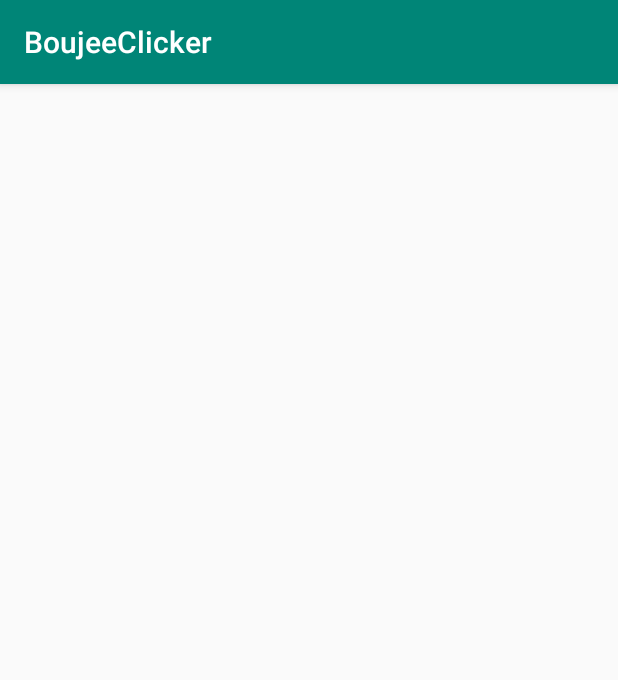
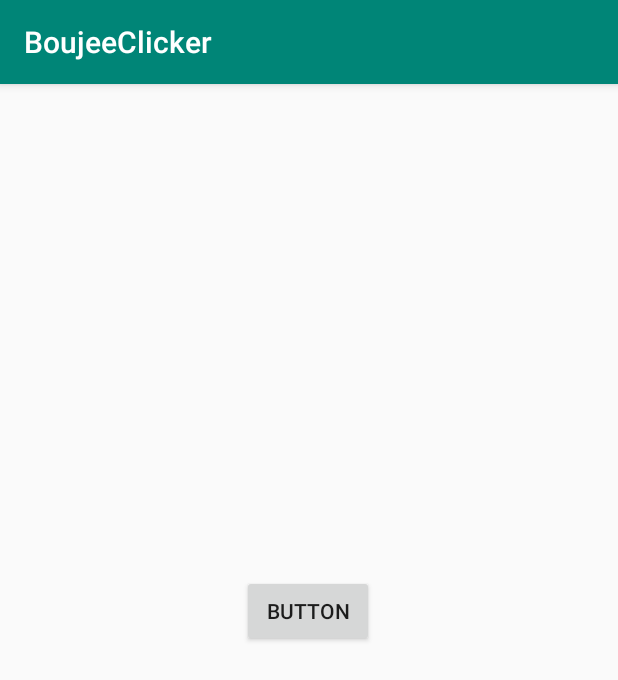
Before and after one commit to ZareebC/BoujeeClicker, an Android app: the UpgradePage screen opened directly, with no data from a screen before it, on a phone screen of 412 x 824 dp. Shown: the top 680 px of the screen. Run offline under Robolectric (Android 15) with nearby library versions, the phone set to English and light mode, and no system bars.

Commit message:
Added Back Button to Game

```diff
--- a/app/src/main/java/com/example/boujeeclicker/UpgradePage.java
+++ b/app/src/main/java/com/example/boujeeclicker/UpgradePage.java
@@ -2,13 +2,24 @@ package com.example.boujeeclicker;
 
 import androidx.appcompat.app.AppCompatActivity;
 
+import android.content.Intent;
 import android.os.Bundle;
+import android.view.View;
+import android.widget.Button;
 
 public class UpgradePage extends AppCompatActivity {
-
+    Button backClick;
     @Override
     protected void onCreate(Bundle savedInstanceState) {
         super.onCreate(savedInstanceState);
         setContentView(R.layout.activity_upgrade_page);
+        backClick = findViewById(R.id.backClick);
+        backClick.setOnClickListener(new View.OnClickListener() {
+            @Override
+            public void onClick(View v) {
+                Intent intent = new Intent(UpgradePage.this, MainActivity.class);
+                startActivity(intent);
+            }
+        });
     }
 }
--- a/app/src/main/res/layout/activity_upgrade_page.xml
+++ b/app/src/main/res/layout/activity_upgrade_page.xml
@@ -6,4 +6,15 @@
     android:layout_height="match_parent"
     tools:context=".UpgradePage">
 
+    <Button
+        android:id="@+id/backClick"
+        android:layout_width="wrap_content"
+        android:layout_height="wrap_content"
+        android:text="Button"
+        app:layout_constraintBottom_toBottomOf="parent"
+        app:layout_constraintEnd_toEndOf="parent"
+        app:layout_constraintHorizontal_bias="0.498"
+        app:layout_constraintStart_toStartOf="parent"
+        app:layout_constraintTop_toTopOf="parent"
+        app:layout_constraintVertical_bias="0.455" />
 </androidx.constraintlayout.widget.ConstraintLayout>
```
